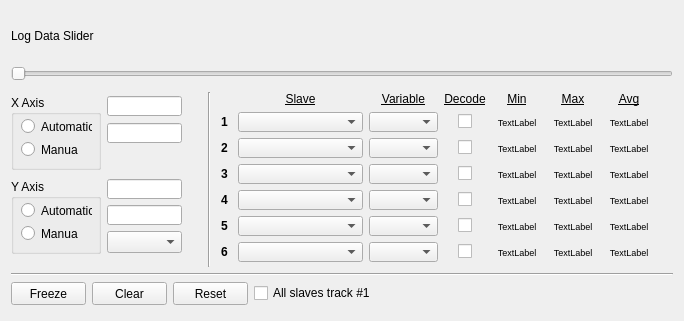
Old version of the form ui/w_2dplot.ui in the repository JFDuval/flexsea-plan.
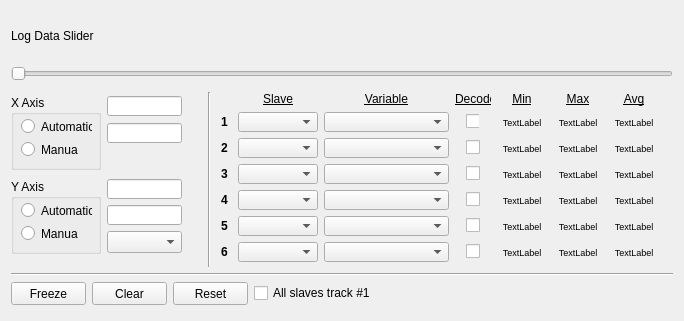
New version of the form.

Commit message: Fixed the EMpty = Crash bug (2DPlot Manual X)

Diff of the .ui file:
```diff
--- a/ui/w_2dplot.ui
+++ b/ui/w_2dplot.ui
@@ -69,13 +69,13 @@
            </property>
            <property name="minimumSize">
             <size>
-             <width>125</width>
+             <width>80</width>
              <height>20</height>
             </size>
            </property>
            <property name="maximumSize">
             <size>
-             <width>125</width>
+             <width>80</width>
              <height>20</height>
             </size>
            </property>
@@ -91,13 +91,13 @@
            </property>
            <property name="minimumSize">
             <size>
-             <width>125</width>
+             <width>80</width>
              <height>20</height>
             </size>
            </property>
            <property name="maximumSize">
             <size>
-             <width>125</width>
+             <width>80</width>
              <height>20</height>
             </size>
            </property>
@@ -113,13 +113,13 @@
            </property>
            <property name="minimumSize">
             <size>
-             <width>125</width>
+             <width>80</width>
              <height>20</height>
             </size>
            </property>
            <property name="maximumSize">
             <size>
-             <width>125</width>
+             <width>80</width>
              <height>20</height>
             </size>
            </property>
@@ -129,13 +129,13 @@
           <widget class="QComboBox" name="cBoxvar5">
            <property name="minimumSize">
             <size>
-             <width>69</width>
+             <width>125</width>
              <height>20</height>
             </size>
            </property>
            <property name="maximumSize">
             <size>
-             <width>69</width>
+             <width>125</width>
              <height>20</height>
             </size>
            </property>
@@ -145,13 +145,13 @@
           <widget class="QComboBox" name="cBoxvar3">
            <property name="minimumSize">
             <size>
-             <width>69</width>
+             <width>125</width>
              <height>20</height>
             </size>
            </property>
            <property name="maximumSize">
             <size>
-             <width>69</width>
+             <width>125</width>
              <height>20</height>
             </size>
            </property>
@@ -166,6 +166,18 @@
          </item>
          <item row="1" column="4">
           <widget class="QCheckBox" name="checkBoxD1">
+           <property name="minimumSize">
+            <size>
+             <width>13</width>
+             <height>0</height>
+            </size>
+           </property>
+           <property name="maximumSize">
+            <size>
+             <width>13</width>
+             <height>16777215</height>
+            </size>
+           </property>
            <property name="toolTip">
             <string>&lt;html&gt;&lt;head/&gt;&lt;body&gt;&lt;p&gt;Convert the data on a meaningfull scale related to the type of the sensor e.x.: Speed would be displayed in RPM is selected.&lt;/p&gt;&lt;/body&gt;&lt;/html&gt;</string>
            </property>
@@ -185,13 +197,13 @@
           <widget class="QComboBox" name="cBoxvar1">
            <property name="minimumSize">
             <size>
-             <width>69</width>
+             <width>125</width>
              <height>20</height>
             </size>
            </property>
            <property name="maximumSize">
             <size>
-             <width>69</width>
+             <width>125</width>
              <height>20</height>
             </size>
            </property>
@@ -342,6 +354,18 @@
          </item>
          <item row="0" column="3" colspan="3">
           <widget class="QLabel" name="label_3">
+           <property name="minimumSize">
+            <size>
+             <width>36</width>
+             <height>0</height>
+            </size>
+           </property>
+           <property name="maximumSize">
+            <size>
+             <width>36</width>
+             <height>16777215</height>
+            </size>
+           </property>
            <property name="text">
             <string>&lt;html&gt;&lt;head/&gt;&lt;body&gt;&lt;p align=&quot;center&quot;&gt;&lt;span style=&quot; text-decoration: underline;&quot;&gt;Decode&lt;/span&gt;&lt;/p&gt;&lt;/body&gt;&lt;/html&gt;</string>
            </property>
@@ -364,13 +388,13 @@
            </property>
            <property name="minimumSize">
             <size>
-             <width>125</width>
+             <width>80</width>
              <height>20</height>
             </size>
            </property>
            <property name="maximumSize">
             <size>
-             <width>125</width>
+             <width>80</width>
              <height>20</height>
             </size>
            </property>
@@ -448,13 +472,13 @@
           <widget class="QComboBox" name="cBoxvar2">
            <property name="minimumSize">
             <size>
-             <width>69</width>
+             <width>125</width>
              <height>20</height>
             </size>
            </property>
            <property name="maximumSize">
             <size>
-             <width>69</width>
+             <width>125</width>
              <height>20</height>
             </size>
            </property>
@@ -464,13 +488,13 @@
           <widget class="QComboBox" name="cBoxvar4">
            <property name="minimumSize">
             <size>
-             <width>69</width>
+             <width>125</width>
              <height>20</height>
             </size>
            </property>
            <property name="maximumSize">
             <size>
-             <width>69</width>
+             <width>125</width>
              <height>20</height>
             </size>
            </property>
@@ -486,13 +510,13 @@
            </property>
            <property name="minimumSize">
             <size>
-             <width>125</width>
+             <width>80</width>
              <height>20</height>
             </size>
            </property>
            <property name="maximumSize">
             <size>
-             <width>125</width>
+             <width>80</width>
              <height>20</height>
             </size>
            </property>
@@ -502,13 +526,13 @@
           <widget class="QComboBox" name="cBoxvar6">
            <property name="minimumSize">
             <size>
-             <width>69</width>
+             <width>125</width>
              <height>20</height>
             </size>
            </property>
            <property name="maximumSize">
             <size>
-             <width>69</width>
+             <width>125</width>
              <height>20</height>
             </size>
            </property>
@@ -524,13 +548,13 @@
            </property>
            <property name="minimumSize">
             <size>
-             <width>125</width>
+             <width>80</width>
              <height>20</height>
             </size>
            </property>
            <property name="maximumSize">
             <size>
-             <width>125</width>
+             <width>80</width>
              <height>20</height>
             </size>
            </property>
```
The commit also changes 1 other file.
